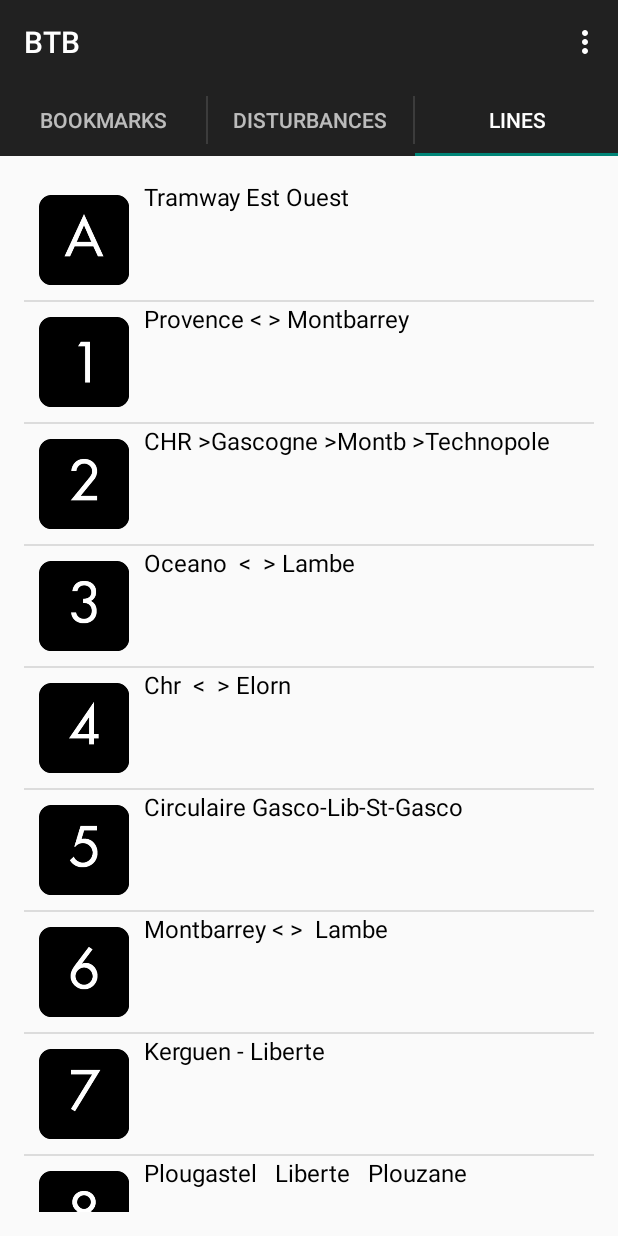
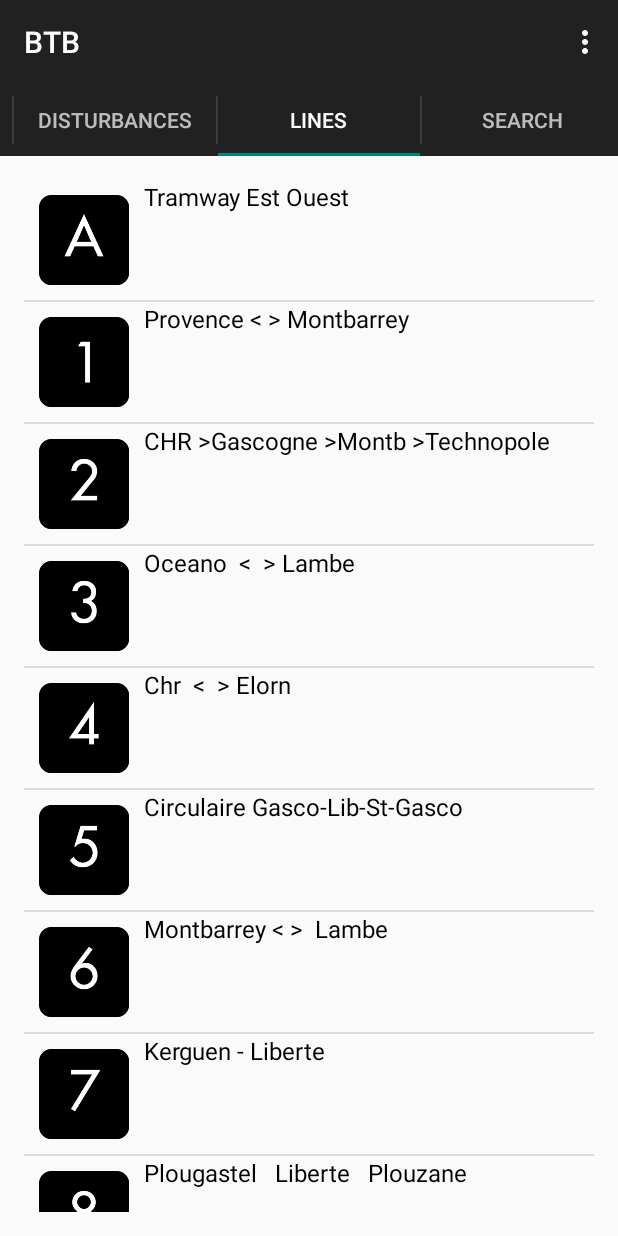
Before and after one commit to tete2soja/BTB, an Android app: the screen it shows after launch (MainActivity), tab 3 chosen, on a phone screen of 412 x 824 dp. Run offline under Robolectric (Android 15) with nearby library versions, the phone set to English and light mode, and no system bars; 3 statements that could not run were skipped.

Commit message:
Add a new fragment for search stop name

```diff
--- /dev/null
+++ b/app/src/main/java/fr/nlegall/btb/Fragment_search.java
@@ -0,0 +1,87 @@
+package fr.nlegall.btb;
+
+import android.app.Activity;
+import android.content.Intent;
+import android.graphics.Color;
+import android.net.Uri;
+import android.os.Bundle;
+import android.app.Fragment;
+import android.view.LayoutInflater;
+import android.view.View;
+import android.view.ViewGroup;
+import android.widget.AdapterView;
+import android.widget.ArrayAdapter;
+import android.widget.AutoCompleteTextView;
+import android.widget.ListView;
+import android.widget.TextView;
+
+import com.example.darkitty.btb.R;
+
+import org.json.JSONArray;
+import org.json.JSONObject;
+
+import java.io.BufferedReader;
+import java.io.File;
+import java.io.FileReader;
+import java.io.InputStream;
+import java.io.InputStreamReader;
+import java.util.ArrayList;
+import java.util.HashMap;
+import java.util.List;
+import java.util.Map;
+
+
+/**
+ * A simple {@link Fragment} subclass.
+ * Activities that contain this fragment must implement the
+ * {@link Fragment_search.OnFragmentInteractionListener} interface
+ * to handle interaction events.
+ * Use the {@link Fragment_search#newInstance} factory method to
+ * create an instance of this fragment.
+ */
+public class Fragment_search extends android.support.v4.app.Fragment {
+    /**
+     * The fragment argument representing the section number for this
+     * fragment.
+     */
+    private static final String ARG_SECTION_NUMBER = "section_number";
+
+    /**
+     * Returns a new instance of this fragment for the given section
+     * number.
+     */
+    public static Fragment_search newInstance(int sectionNumber) {
+        Fragment_search fragment = new Fragment_search();
+        Bundle args = new Bundle();
+        args.putInt(ARG_SECTION_NUMBER, sectionNumber);
+        fragment.setArguments(args);
+        return fragment;
+    }
+
+    public Fragment_search() {
+    }
+
+    @Override
+    public View onCreateView(LayoutInflater inflater, ViewGroup container,
+                             Bundle savedInstanceState) {
+        View rootView = inflater.inflate(R.layout.fragment_search, container, false);
+
+        JSONArray stops = Utils.getJSON("https://applications002.brest-metropole.fr/WIPOD01/Transport.svc/getStopsNames?format=");
+        String[] stopName = new String[stops.length()];
+
+        for (int i = 0; i < stops.length(); i++) {
+            try {
+                JSONObject currentStop = stops.getJSONObject(i);
+                stopName[i] = currentStop.getString("Stop_name");
+            } catch (Exception ex) {}
+        }
+
+        ArrayAdapter<String> adapter = new ArrayAdapter<String>(getActivity(),android.R.layout.select_dialog_item,stopName);
+        AutoCompleteTextView actv= (AutoCompleteTextView)rootView.findViewById(R.id.autoCompleteTextView);
+        actv.setThreshold(1);
+        actv.setAdapter(adapter);
+
+        return rootView;
+    }
+
+}
--- a/app/src/main/java/fr/nlegall/btb/MainActivity.java
+++ b/app/src/main/java/fr/nlegall/btb/MainActivity.java
@@ -179,14 +179,16 @@ public class MainActivity extends ActionBarActivity implements ActionBar.TabList
                 return Fragment_bookmark.newInstance(position + 1);
             else if(position == 1)
                 return Fragment_disturbances.newInstance(position + 1);
+            else if(position == 2)
+                return Fragment_lines.newInstance(position + 1);
             else
-                return Fragment_lines.newInstance(position + 1);
+                return Fragment_search.newInstance(position + 1);
         }
 
         @Override
         public int getCount() {
             // Show 2 total pages.
-            return 3;
+            return 4;
         }
 
         @Override
@@ -199,6 +201,8 @@ public class MainActivity extends ActionBarActivity implements ActionBar.TabList
                     return getString(R.string.title_section1).toUpperCase(l);
                 case 2:
                     return getString(R.string.title_section2).toUpperCase(l);
+                case 3:
+                    return getString(R.string.title_section4).toUpperCase(l);
             }
             return null;
         }
--- a/app/src/main/res/values/strings.xml
+++ b/app/src/main/res/values/strings.xml
@@ -28,4 +28,5 @@
     <string name="theme">Dark theme</string>
     <string name="theme_sum">Check to activate</string>
     <string name="network_settings">Paramètres réseaux</string>
+    <string name="title_section4">Search</string>
 </resources>
```
Also changed, not shown: app/src/main/res/layout/fragment_search.xml (added, +28 -0 lines), 3 other files.
